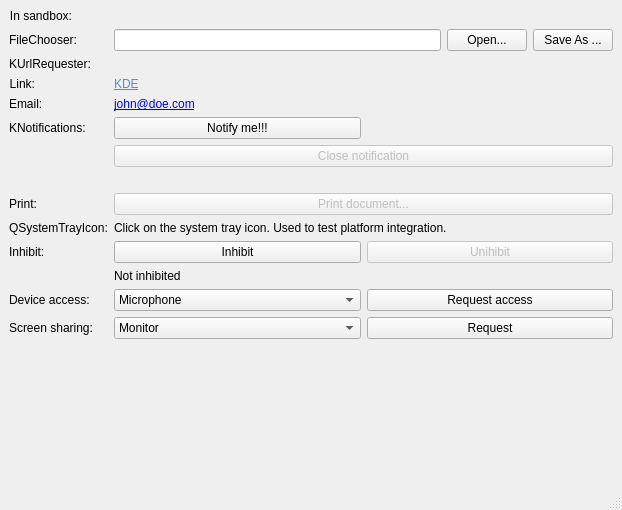
Old version of the form src/portaltest.ui in the repository KDE/xdg-portal-test-kde.
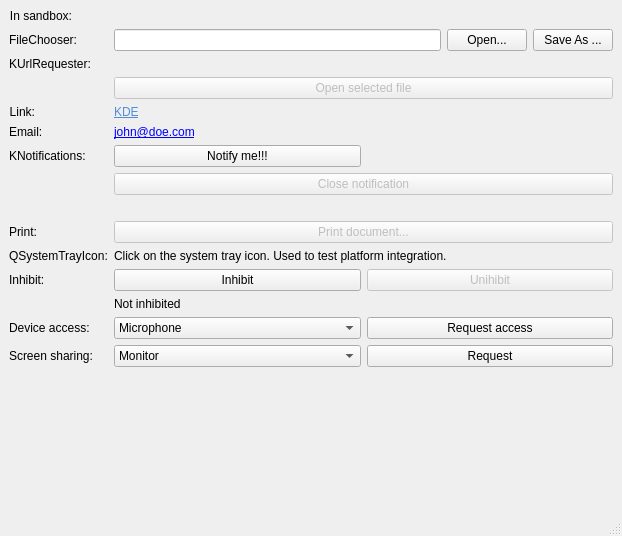
New version of the form. Custom widgets are drawn as their Qt base class.

Commit message: Add test for opening files outside sandbox using OpenURI portal

```diff
--- a/src/portaltest.ui
+++ b/src/portaltest.ui
@@ -7,7 +7,7 @@
     <x>0</x>
     <y>0</y>
     <width>622</width>
-    <height>510</height>
+    <height>536</height>
    </rect>
   </property>
   <property name="windowTitle">
@@ -80,7 +80,7 @@
     <item row="2" column="1">
      <widget class="KUrlRequester" name="kurlrequester"/>
     </item>
-    <item row="3" column="0">
+    <item row="5" column="0">
      <widget class="QLabel" name="label_3">
       <property name="text">
        <string>Link:</string>
@@ -90,7 +90,7 @@
       </property>
      </widget>
     </item>
-    <item row="3" column="1">
+    <item row="5" column="1">
      <widget class="QLabel" name="label_4">
       <property name="text">
        <string>&lt;html&gt;&lt;head/&gt;&lt;body&gt;&lt;p&gt;&lt;a href=&quot;http://kde.org/&quot;&gt;&lt;span style=&quot; text-decoration: underline; color:#508ed8;&quot;&gt;KDE&lt;/span&gt;&lt;/a&gt;&lt;/p&gt;&lt;/body&gt;&lt;/html&gt;</string>
@@ -106,14 +106,14 @@
       </property>
      </widget>
     </item>
-    <item row="4" column="0">
+    <item row="6" column="0">
      <widget class="QLabel" name="label_10">
       <property name="text">
        <string>Email:</string>
       </property>
      </widget>
     </item>
-    <item row="4" column="1">
+    <item row="6" column="1">
      <widget class="QLabel" name="label_11">
       <property name="text">
        <string>&lt;a href=&quot;mailto:john@doe.com?subject=Hello&amp;body=Message&quot;&gt;john@doe.com&lt;/a&gt;</string>
@@ -126,14 +126,14 @@
       </property>
      </widget>
     </item>
-    <item row="5" column="0">
+    <item row="7" column="0">
      <widget class="QLabel" name="label_6">
       <property name="text">
        <string>KNotifications:</string>
       </property>
      </widget>
     </item>
-    <item row="5" column="1">
+    <item row="7" column="1">
      <layout class="QHBoxLayout" name="horizontalLayout_2">
       <item>
        <widget class="QPushButton" name="notifyButton">
@@ -151,7 +151,7 @@
       </item>
      </layout>
     </item>
-    <item row="6" column="1">
+    <item row="8" column="1">
      <widget class="QPushButton" name="notifyCloseButton">
       <property name="enabled">
        <bool>false</bool>
@@ -161,21 +161,21 @@
       </property>
      </widget>
     </item>
-    <item row="7" column="1">
+    <item row="9" column="1">
      <widget class="QLabel" name="printWarning">
       <property name="text">
        <string/>
       </property>
      </widget>
     </item>
-    <item row="8" column="0">
+    <item row="10" column="0">
      <widget class="QLabel" name="label_7">
       <property name="text">
        <string>Print:</string>
       </property>
      </widget>
     </item>
-    <item row="8" column="1">
+    <item row="10" column="1">
      <widget class="QPushButton" name="printButton">
       <property name="enabled">
        <bool>false</bool>
@@ -185,28 +185,28 @@
       </property>
      </widget>
     </item>
-    <item row="9" column="0">
+    <item row="11" column="0">
      <widget class="QLabel" name="label_8">
       <property name="text">
        <string>QSystemTrayIcon:</string>
       </property>
      </widget>
     </item>
-    <item row="9" column="1">
+    <item row="11" column="1">
      <widget class="QLabel" name="systrayLabel">
       <property name="text">
        <string>Click on the system tray icon. Used to test platform integration.</string>
       </property>
      </widget>
     </item>
-    <item row="10" column="0">
+    <item row="12" column="0">
      <widget class="QLabel" name="label_9">
       <property name="text">
        <string>Inhibit:</string>
       </property>
      </widget>
     </item>
-    <item row="10" column="1">
+    <item row="12" column="1">
      <layout class="QHBoxLayout" name="horizontalLayout_3">
       <item>
        <widget class="QPushButton" name="inhibit">
@@ -227,21 +227,21 @@
       </item>
      </layout>
     </item>
-    <item row="11" column="1">
+    <item row="13" column="1">
      <widget class="QLabel" name="inhibitLabel">
       <property name="text">
        <string>Not inhibited</string>
       </property>
      </widget>
     </item>
-    <item row="12" column="0">
+    <item row="14" column="0">
      <widget class="QLabel" name="label_12">
       <property name="text">
        <string>Device access:</string>
       </property>
      </widget>
     </item>
-    <item row="12" column="1">
+    <item row="14" column="1">
      <layout class="QHBoxLayout" name="horizontalLayout_4">
       <item>
        <widget class="QComboBox" name="deviceCombobox">
@@ -274,14 +274,14 @@
       </item>
      </layout>
     </item>
-    <item row="13" column="0">
+    <item row="15" column="0">
      <widget class="QLabel" name="label_13">
       <property name="text">
        <string>Screen sharing:</string>
       </property>
      </widget>
     </item>
-    <item row="13" column="1">
+    <item row="15" column="1">
      <layout class="QHBoxLayout" name="horizontalLayout_5">
       <item>
        <widget class="QComboBox" name="screenShareCombobox">
@@ -306,7 +306,7 @@
       </item>
      </layout>
     </item>
-    <item row="14" column="1">
+    <item row="16" column="1">
      <spacer name="verticalSpacer">
       <property name="orientation">
        <enum>Qt::Vertical</enum>
@@ -319,6 +319,16 @@
       </property>
      </spacer>
     </item>
+    <item row="4" column="1">
+     <widget class="QPushButton" name="openFileButton">
+      <property name="enabled">
+       <bool>false</bool>
+      </property>
+      <property name="text">
+       <string>Open selected file</string>
+      </property>
+     </widget>
+    </item>
    </layout>
    <zorder>label</zorder>
    <zorder>sandboxLabel</zorder>
```
Left out of the diff: 1 changed line with no effect on the pictures. The commit also changes 1 other file.
